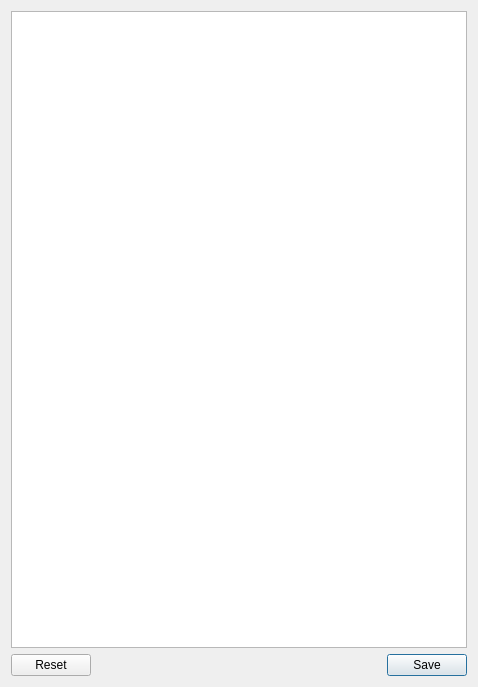
Old version of the form ui/ui_gpx_table_widget.ui in the repository gltn/stdm.
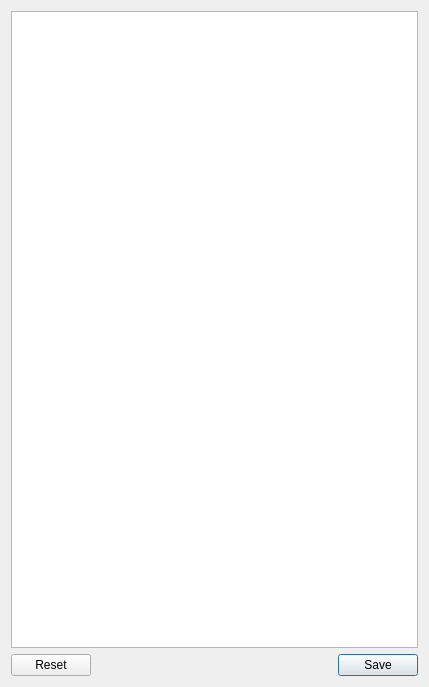
New version of the form.

Commit message: intergrated John's stdm.py to my repo

Diff of the .ui file:
```diff
--- a/ui/ui_gpx_table_widget.ui
+++ b/ui/ui_gpx_table_widget.ui
@@ -6,10 +6,16 @@
    <rect>
     <x>0</x>
     <y>0</y>
-    <width>478</width>
+    <width>429</width>
     <height>687</height>
    </rect>
   </property>
+  <property name="sizePolicy">
+   <sizepolicy hsizetype="Expanding" vsizetype="Preferred">
+    <horstretch>0</horstretch>
+    <verstretch>0</verstretch>
+   </sizepolicy>
+  </property>
   <property name="windowTitle">
    <string>GPX Points</string>
   </property>
```
The commit also changes 2 other files.
